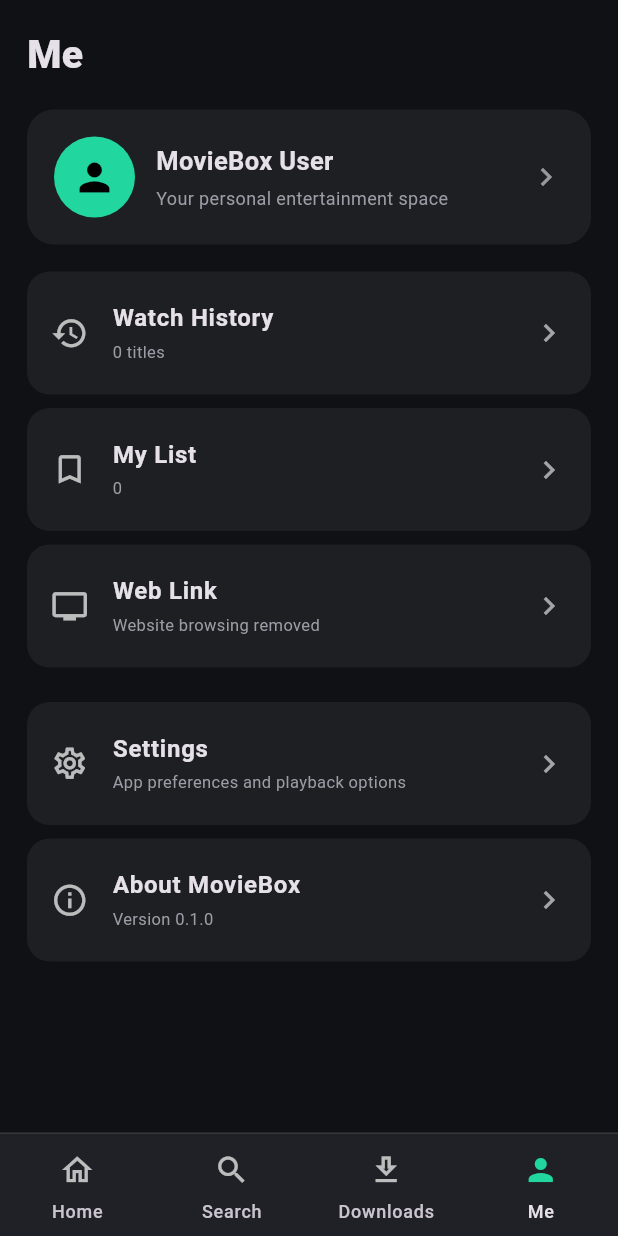
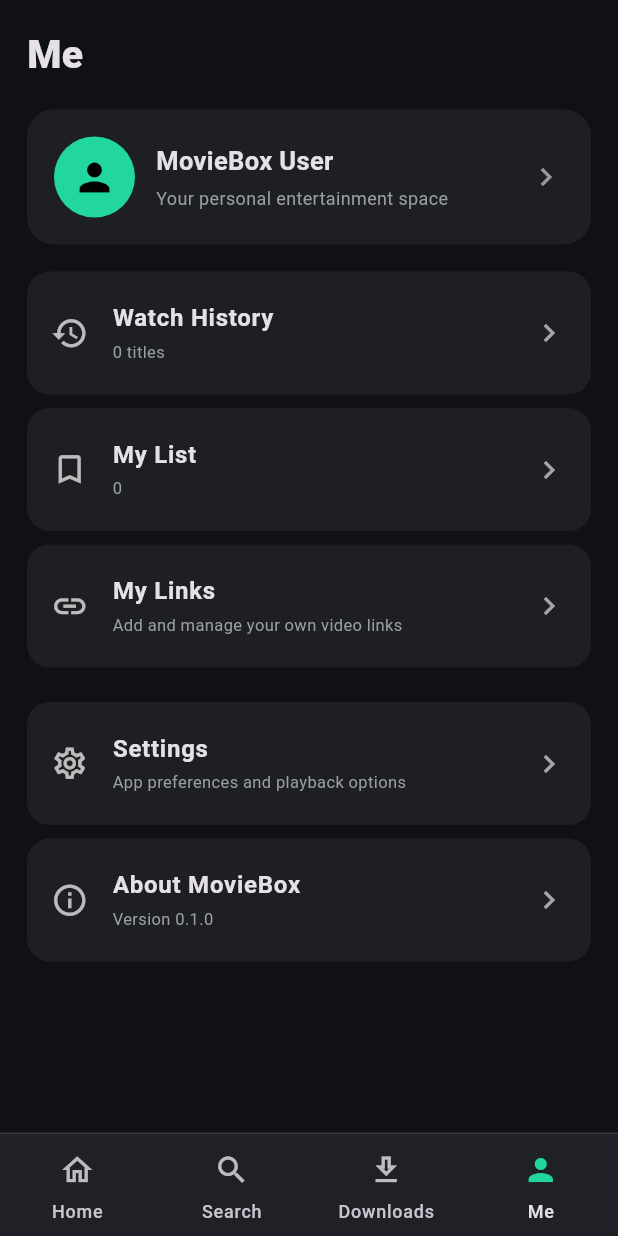
Before and after one commit to mgsamir/MovieBox, a Flutter app: the screen it shows after launch, item 4 of the bottom bar chosen, on a phone screen of 412 x 824 dp. Run offline on Flutter 3.47's test engine with Material 3 defaults, Android fonts, the phone set to English and light mode, and no system bars; our stand-ins replace shared_preferences, supabase_flutter, video_player; accounts and stored records are empty.

Commit message:
Connect My Links from personal profile

```diff
--- a/app/lib/screens/home_screen.dart
+++ b/app/lib/screens/home_screen.dart
@@ -4,6 +4,7 @@ import '../config.dart';
 import '../models/content_item.dart';
 import '../services/catalog_service.dart';
 import 'detail_screen.dart';
+import 'personal_links_screen.dart';
 
 const bg = Color(0xFF101114), panel = Color(0xFF1D1F23), muted = Color(0xFF9A9DA5), mint = Color(0xFF22D6A0), blue = Color(0xFF21B7F3);
 
@@ -126,7 +127,7 @@ class _HomeScreenState extends State<HomeScreen> {
     const SizedBox(height:18),
     menu(Icons.history,'Watch History','${history.length} titles',()=>collection('Watch History',history.keys.toSet())),
     menu(Icons.bookmark_border,'My List','${saved.length}',()=>collection('My List',saved)),
-    menu(Icons.tv,'Web Link','Website browsing removed',()=>info('Web Link','Website browsing is not part of MovieBox.')),
+    menu(Icons.link,'My Links','Add and manage your own video links',()=>Navigator.push(context,MaterialPageRoute(builder:(_)=>const PersonalLinksScreen()))),
     const SizedBox(height:14),menu(Icons.settings_outlined,'Settings','App preferences and playback options',settings),
     menu(Icons.info_outline,'About MovieBox','Version 0.1.0',()=>info('About MovieBox','MovieBox for Android — movies, series and anime.'))
   ]);
```
